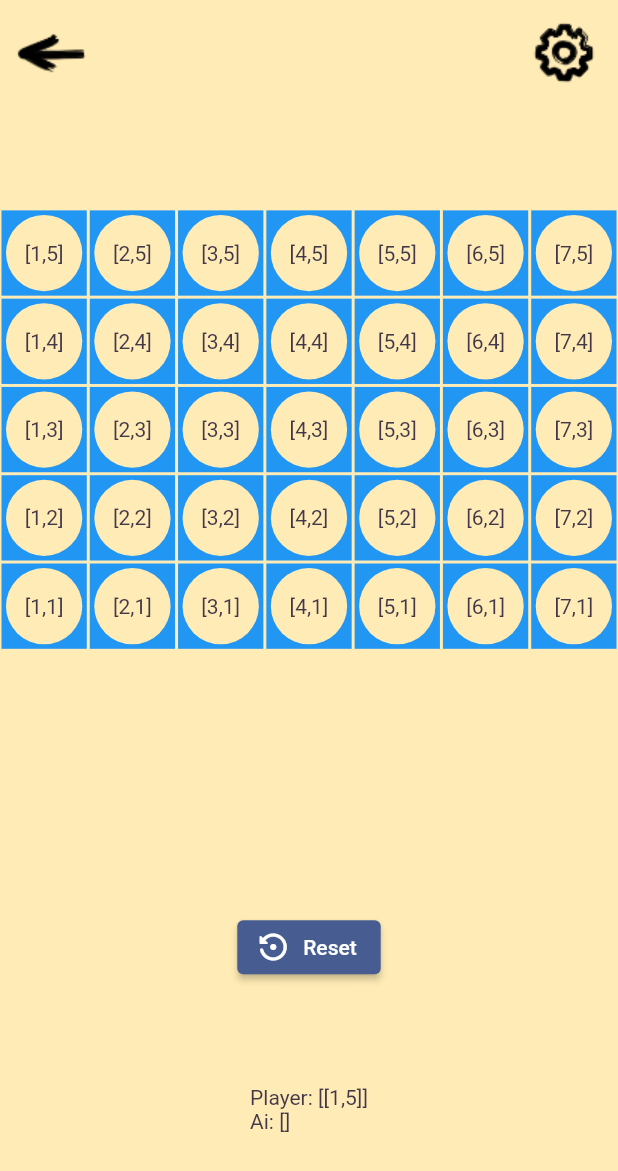
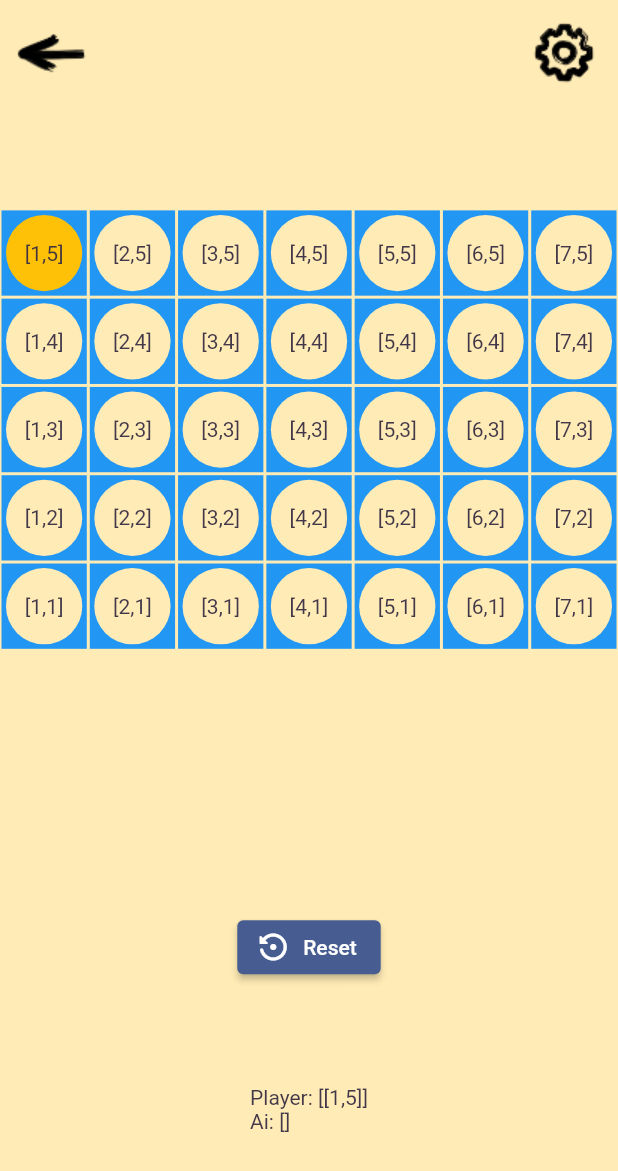
Before and after one commit to davefaliskie/connect_four, a Flutter app: the PlaySessionScreen screen opened directly with sample values from the repository, after a tap on an icon or button, on a phone screen of 412 x 824 dp. Shown: the top 1171 px of the screen. Run offline on Flutter 3.47's test engine with Material 2 defaults, Android fonts, the phone set to English and light mode, and no system bars; our stand-ins replace audioplayers, firebase_core, firebase_crashlytics, go_router, google_mobile_ads, in_app_purchase and 1 more; missing offline and left inert: games_services; accounts and stored records are empty.

Commit message:
update tile color based on player:

```diff
--- a/lib/src/game_internals/board_state.dart
+++ b/lib/src/game_internals/board_state.dart
@@ -2,6 +2,14 @@
 import 'package:flutter/material.dart';
 import 'package:game_template/src/game_internals/board_setting.dart';
 import 'package:game_template/src/game_internals/tile.dart';
+
+import '../style/palette.dart';
+
+enum TileOwner {
+  blank,
+  player,
+  ai
+}
 
 class BoardState extends ChangeNotifier {
   final BoardSetting boardSetting;
@@ -16,9 +24,29 @@ class BoardState extends ChangeNotifier {
     notifyListeners();
   }
 
+  Color tileColor(Tile tile) {
+    if (getTileOwner(tile) == TileOwner.player) {
+      return Colors.amber;
+    } else if (getTileOwner(tile) == TileOwner.ai) {
+      return Colors.redAccent;
+    } else {
+      return Palette().backgroundPlaySession;
+    }
+  }
+
   void makeMove(Tile tile) {
     playerTaken.add(tile);
     notifyListeners();
   }
 
+  TileOwner getTileOwner(Tile tile) {
+    if (playerTaken.contains(tile)) {
+      return TileOwner.player;
+    } else if (aiTaken.contains(tile)) {
+      return TileOwner.ai;
+    } else {
+      return TileOwner.blank;
+    }
+  }
+
 }
--- a/lib/src/play_session/board_tile.dart
+++ b/lib/src/play_session/board_tile.dart
@@ -30,13 +30,17 @@ class _BoardTileState extends State<BoardTile> {
         padding: const EdgeInsets.all(1.0),
         child: Container(
           color: Colors.blue,
-          child: Container(
-            margin: EdgeInsets.all(3.0),
-            decoration: BoxDecoration(
-              color: context.read<Palette>().backgroundPlaySession,
-              shape: BoxShape.circle,
-            ),
-            child: Center(child: Text(tile.toString())),
+          child: Consumer<BoardState>(
+              builder: (context, boardState, child)  {
+              return Container(
+                margin: EdgeInsets.all(3.0),
+                decoration: BoxDecoration(
+                  color: boardState.tileColor(tile),
+                  shape: BoxShape.circle,
+                ),
+                child: Center(child: Text(tile.toString())),
+              );
+            }
           ),
         ),
       ),
```
